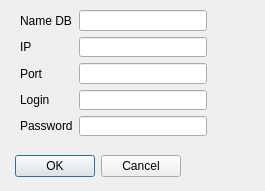
vitk0/vitk0, file gui/connectionsettings.ui: the form before one commit.
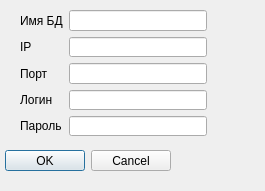
The form after the commit.

Diff of the .ui file:
```diff
--- a/gui/connectionsettings.ui
+++ b/gui/connectionsettings.ui
@@ -10,16 +10,34 @@
     <height>191</height>
    </rect>
   </property>
+  <property name="sizePolicy">
+   <sizepolicy hsizetype="Fixed" vsizetype="Fixed">
+    <horstretch>0</horstretch>
+    <verstretch>0</verstretch>
+   </sizepolicy>
+  </property>
+  <property name="minimumSize">
+   <size>
+    <width>265</width>
+    <height>191</height>
+   </size>
+  </property>
+  <property name="maximumSize">
+   <size>
+    <width>265</width>
+    <height>191</height>
+   </size>
+  </property>
   <property name="windowTitle">
    <string>Настройки подключения</string>
   </property>
   <widget class="QDialogButtonBox" name="buttonBox">
    <property name="geometry">
     <rect>
-     <x>10</x>
+     <x>0</x>
      <y>150</y>
      <width>171</width>
-     <height>32</height>
+     <height>21</height>
     </rect>
    </property>
    <property name="orientation">
@@ -42,7 +60,7 @@
     <item row="0" column="0">
      <widget class="QLabel" name="label_5">
       <property name="text">
-       <string>Name DB</string>
+       <string>Имя БД</string>
       </property>
      </widget>
     </item>
@@ -59,7 +77,7 @@
     <item row="2" column="0">
      <widget class="QLabel" name="label_2">
       <property name="text">
-       <string>Port </string>
+       <string>Порт</string>
       </property>
      </widget>
     </item>
@@ -75,14 +93,14 @@
     <item row="3" column="0">
      <widget class="QLabel" name="label_3">
       <property name="text">
-       <string>Login</string>
+       <string>Логин</string>
       </property>
      </widget>
     </item>
     <item row="4" column="0">
      <widget class="QLabel" name="label_4">
       <property name="text">
-       <string>Password</string>
+       <string>Пароль</string>
       </property>
      </widget>
     </item>
```
Left out of the diff: 7 changed lines with no effect on the pictures.
